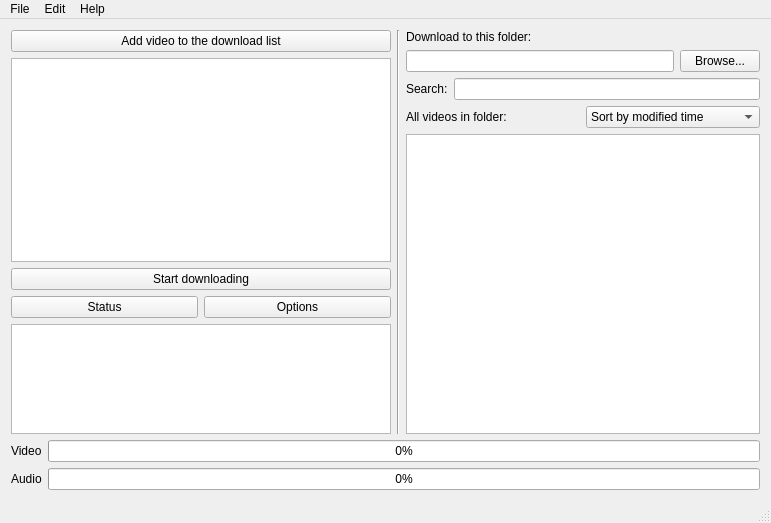
Above: mainwindow.ui from doublejim/QYoutubeDownloader before the change. Below: the same form after it.
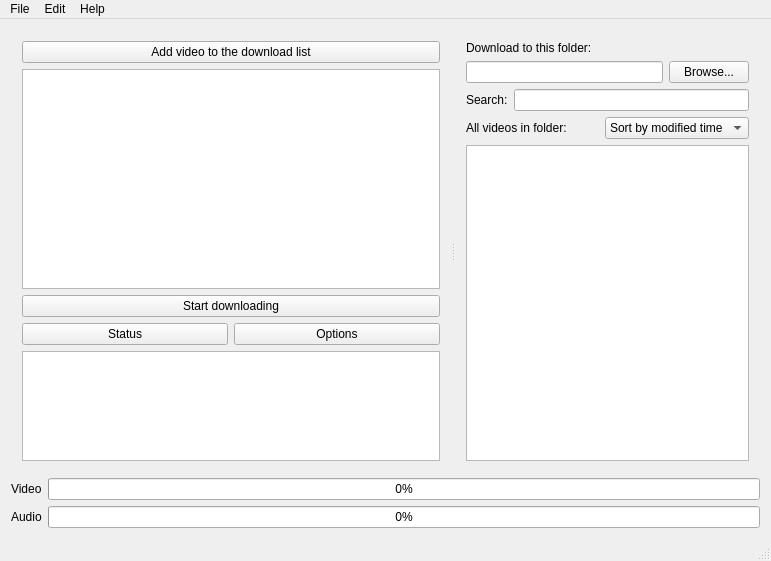
That is the form after the change. The open tabs and pages were chosen to show the change.

Commit message: Resize left vs right side (but position is not saved)

Diff of the .ui file:
```diff
--- a/mainwindow.ui
+++ b/mainwindow.ui
@@ -7,18 +7,21 @@
     <x>0</x>
     <y>0</y>
     <width>771</width>
-    <height>523</height>
+    <height>561</height>
    </rect>
   </property>
   <property name="windowTitle">
    <string>QYoutubeDownloader</string>
   </property>
   <widget class="QWidget" name="centralWidget">
-   <layout class="QVBoxLayout" name="verticalLayout_4">
+   <layout class="QVBoxLayout" name="verticalLayout_6">
     <item>
-     <layout class="QHBoxLayout" name="horizontalLayout_6">
-      <item>
-       <layout class="QVBoxLayout" name="verticalLayout_3" stretch="0,6,0,0,3">
+     <widget class="QSplitter" name="splitter">
+      <property name="orientation">
+       <enum>Qt::Horizontal</enum>
+      </property>
+      <widget class="QWidget" name="">
+       <layout class="QVBoxLayout" name="verticalLayout_4" stretch="0,6,3">
         <item>
          <widget class="QPushButton" name="btnAddVideoToQueue">
           <property name="text">
@@ -40,6 +43,14 @@
          </widget>
         </item>
         <item>
+         <layout class="QVBoxLayout" name="verticalLayout_3">
+          <property name="spacing">
+           <number>6</number>
+          </property>
+          <property name="sizeConstraint">
+           <enum>QLayout::SetMinimumSize</enum>
+          </property>
+          <item>
          <widget class="QPushButton" name="btnStartDownload">
           <property name="text">
            <string>Start downloading</string>
@@ -213,23 +224,9 @@
         </item>
        </layout>
       </item>
-      <item>
-       <widget class="Line" name="line">
-        <property name="sizePolicy">
-         <sizepolicy hsizetype="Fixed" vsizetype="Minimum">
-          <horstretch>0</horstretch>
-          <verstretch>0</verstretch>
-         </sizepolicy>
-        </property>
-        <property name="autoFillBackground">
-         <bool>false</bool>
-        </property>
-        <property name="orientation">
-         <enum>Qt::Vertical</enum>
-        </property>
-       </widget>
-      </item>
-      <item>
+       </layout>
+      </widget>
+      <widget class="QWidget" name="">
        <layout class="QVBoxLayout" name="verticalLayout_2">
         <item>
          <widget class="QLabel" name="labelDownloadToThis">
@@ -304,8 +301,8 @@
          </widget>
         </item>
        </layout>
-      </item>
-     </layout>
+      </widget>
+     </widget>
     </item>
     <item>
      <layout class="QFormLayout" name="formLayout">
```
Left out of the diff: 4 changed lines with no effect on the pictures. Lines whose indentation alone changed are shown as unchanged.
